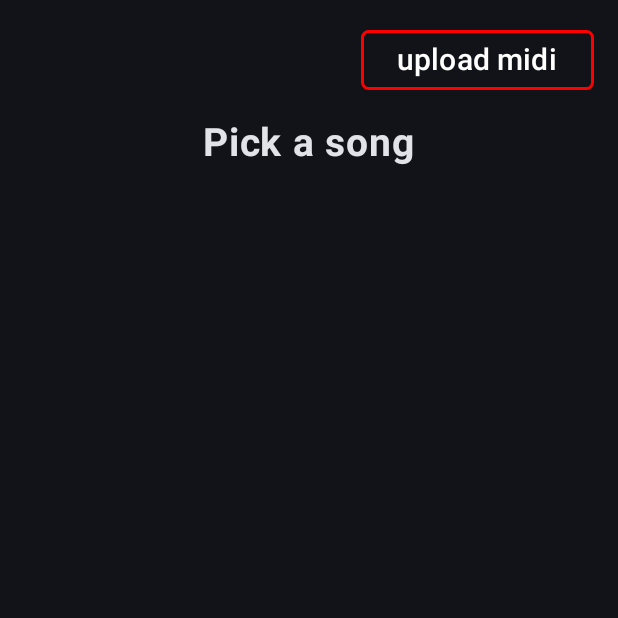
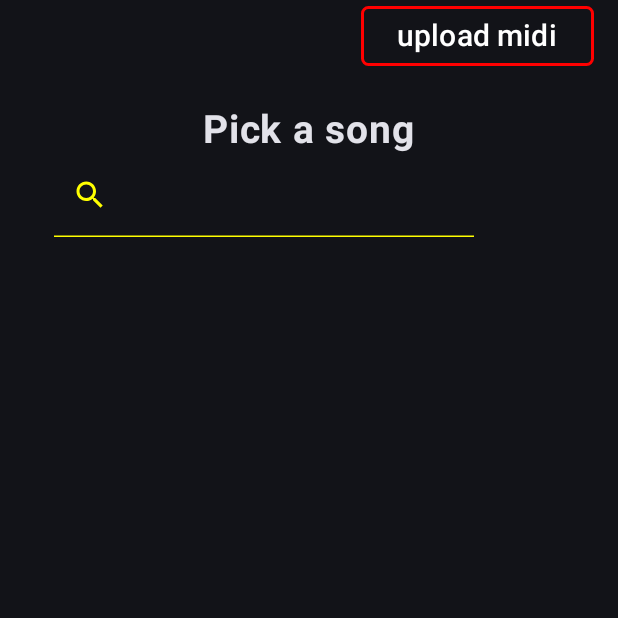
Before and after one commit to andrea749/piano-companion, an Android app built with Jetpack Compose: the screen it shows after launch (MainActivity), on a phone screen of 412 x 824 dp, the top half of it. Run offline under Robolectric (Android 15) with nearby library versions, the light colour scheme and no system bars; our stand-ins replace Dagger/Hilt's generated code, Room's generated code.

Commit message:
add search field. searches while the input updates, not after.

```diff
--- a/app/src/main/java/com/andrea/pianocompanionroom/data/OfflineSongsRepository.kt
+++ b/app/src/main/java/com/andrea/pianocompanionroom/data/OfflineSongsRepository.kt
@@ -5,11 +5,11 @@ import javax.inject.Inject
 
 class OfflineSongsRepository @Inject constructor(private val songDao: SongDao) : SongsRepository {
     override fun getAllSongsStream(): Flow<List<Song>> = songDao.getAllSongs()
+    override fun getFilteredSongsStream(searchKey: String): Flow<List<Song>> = songDao.getFilteredSongs(searchKey)
 
     override fun getSongStream(id: Int): Flow<Song?> = songDao.getSong(id)
-    override fun getSongStream(key: String): Flow<Song?> {
-        TODO("Not yet implemented")
-    }
+
+    override fun getSongStream(key: String): Flow<Song?> = songDao.getSong(key)
 
     override suspend fun insertSong(song: Song) = songDao.insert(song)
 
--- a/app/src/main/java/com/andrea/pianocompanionroom/data/SongDao.kt
+++ b/app/src/main/java/com/andrea/pianocompanionroom/data/SongDao.kt
@@ -23,6 +23,12 @@ interface SongDao {
     @Query("SELECT * from Songs WHERE id = :id")
     fun getSong(id: Int): Flow<Song>
 
+    @Query("SELECT * from Songs WHERE name = :song")
+    fun getSong(song: String): Flow<Song>
+
+    @Query("SELECT * from Songs WHERE name LIKE :s OR artist LIKE :s ORDER BY name ASC")
+    fun getFilteredSongs(s: String): Flow<List<Song>>
+
     @Query("SELECT * from Songs ORDER BY name ASC")
     fun getAllSongs(): Flow<List<Song>>
 }
--- a/app/src/main/java/com/andrea/pianocompanionroom/data/SongsRepository.kt
+++ b/app/src/main/java/com/andrea/pianocompanionroom/data/SongsRepository.kt
@@ -10,6 +10,11 @@ interface SongsRepository {
      * Retrieve all the songs from the the given data source.
      */
     fun getAllSongsStream(): Flow<List<Song>>
+
+    /**
+     * Retrieve all the songs from the the given data source that match a search key.
+     */
+    fun getFilteredSongsStream(searchKey: String): Flow<List<Song>>
 
     /**
      * Retrieve a song from the given data source that matches with the [id].
--- a/app/src/main/java/com/andrea/pianocompanionroom/ui/theme/Theme.kt
+++ b/app/src/main/java/com/andrea/pianocompanionroom/ui/theme/Theme.kt
@@ -6,6 +6,8 @@ import androidx.compose.foundation.BorderStroke
 import androidx.compose.foundation.isSystemInDarkTheme
 import androidx.compose.material3.ButtonColors
 import androidx.compose.material3.MaterialTheme
+import androidx.compose.material3.SearchBarColors
+import androidx.compose.material3.TextFieldDefaults
 import androidx.compose.material3.darkColorScheme
 import androidx.compose.material3.dynamicDarkColorScheme
 import androidx.compose.material3.dynamicLightColorScheme
--- a/app/src/main/java/com/andrea/pianocompanionroom/view/MidiRoomScreen.kt
+++ b/app/src/main/java/com/andrea/pianocompanionroom/view/MidiRoomScreen.kt
@@ -14,19 +14,28 @@ import androidx.compose.foundation.lazy.LazyColumn
 import androidx.compose.foundation.lazy.items
 import androidx.compose.foundation.shape.CornerSize
 import androidx.compose.foundation.shape.RoundedCornerShape
+import androidx.compose.foundation.text.KeyboardOptions
+import androidx.compose.material.icons.Icons
+import androidx.compose.material.icons.filled.Search
 import androidx.compose.material3.Button
 import androidx.compose.material3.Card
 import androidx.compose.material3.CardDefaults
+import androidx.compose.material3.Icon
 import androidx.compose.material3.MaterialTheme
 import androidx.compose.material3.Scaffold
 import androidx.compose.material3.Text
+import androidx.compose.material3.TextField
+import androidx.compose.material3.TextFieldColors
+import androidx.compose.material3.TextFieldDefaults
 import androidx.compose.runtime.Composable
 import androidx.compose.runtime.collectAsState
 import androidx.compose.ui.Alignment
 import androidx.compose.ui.Modifier
+import androidx.compose.ui.graphics.Color
 import androidx.compose.ui.layout.ContentScale
 import androidx.compose.ui.res.painterResource
 import androidx.compose.ui.text.font.FontWeight
+import androidx.compose.ui.text.input.ImeAction
 import androidx.compose.ui.unit.dp
 import androidx.compose.ui.unit.sp
 import androidx.hilt.navigation.compose.hiltViewModel
@@ -35,6 +44,7 @@ import com.andrea.pianocompanionroom.data.Song
 import com.andrea.pianocompanionroom.ui.navigation.NavigationDestination
 import com.andrea.pianocompanionroom.ui.theme.ThemeColors
 import com.andrea.pianocompanionroom.viewmodel.MidiRoomViewModel
+import kotlinx.coroutines.flow.MutableStateFlow
 
 object MidiRoomDestination : NavigationDestination {
     override val route = "midi_room"
@@ -49,17 +59,19 @@ fun MidiRoomScreen(
     modifier: Modifier = Modifier,
     viewModel: MidiRoomViewModel = hiltViewModel(),
     ) {
-    Scaffold(modifier = modifier) {
+    Scaffold(modifier = modifier) { paddingValues ->
         Column(
             modifier = Modifier
-                .padding(it)
-                .padding(bottom = 20.dp),
+                .padding(paddingValues)
+                .padding(bottom = 20.dp)
+                .padding(horizontal = 16.dp),
+            verticalArrangement = Arrangement.spacedBy(7.dp)
         ) {
             Row(
                 horizontalArrangement = Arrangement.End,
                 modifier = Modifier
                     .fillMaxWidth()
-                    .padding(16.dp),
+                    .padding(bottom = 16.dp),
             ) {
                 Button(
                     shape = RoundedCornerShape(corner = CornerSize(5.dp)),
@@ -75,7 +87,12 @@ fun MidiRoomScreen(
                         )
                 }
             }
-            AllSongs(viewModel.uiState.collectAsState().value.songs, navigateToViewScreen)
+            AllSongs(
+                viewModel.uiState.collectAsState().value.songs,
+                navigateToViewScreen,
+                viewModel.searchUiState.value,
+                { viewModel.updateSearchUiState(it) }
+            )
         }
     }
 }
@@ -84,6 +101,8 @@ fun MidiRoomScreen(
 fun AllSongs(
     songData: List<Song>,
     navigateToViewScreen: (Int) -> Unit,
+    searchUiText: String,
+    onValueChange: (String) -> Unit,
     modifier: Modifier = Modifier,
 ) {
     Column(modifier = modifier) {
@@ -95,6 +114,28 @@ fun AllSongs(
                 text = "Pick a song",
                 fontWeight = FontWeight.Bold,
                 fontSize = 26.sp
+            )
+        }
+        Row(horizontalArrangement = Arrangement.Start,
+            modifier = Modifier
+                .padding(start = 20.dp)
+        ) {
+            TextField(
+                value = searchUiText,
+                onValueChange = { onValueChange(it) },
+                leadingIcon = { Icon(Icons.Default.Search, contentDescription = null) },
+                singleLine = true,
+                keyboardOptions = KeyboardOptions(imeAction = ImeAction.Done),
+                colors = TextFieldDefaults.colors(
+                    focusedLeadingIconColor = Color.Yellow,
+                    unfocusedLeadingIconColor = Color.Yellow,
+                    focusedContainerColor = Color.Transparent,
+                    unfocusedContainerColor = Color.Transparent,
+                    disabledContainerColor = Color.Transparent,
+                    disabledIndicatorColor = Color.Yellow,
+                    focusedIndicatorColor = Color.Yellow,
+                    unfocusedIndicatorColor = Color.Yellow,
+                    )
             )
         }
         LazyColumn(
--- a/app/src/main/java/com/andrea/pianocompanionroom/viewmodel/MidiRoomViewModel.kt
+++ b/app/src/main/java/com/andrea/pianocompanionroom/viewmodel/MidiRoomViewModel.kt
@@ -1,5 +1,6 @@
 package com.andrea.pianocompanionroom.viewmodel
 
+import androidx.compose.runtime.mutableStateOf
 import androidx.lifecycle.ViewModel
 import androidx.lifecycle.viewModelScope
 import com.andrea.pianocompanionroom.data.Song
@@ -16,6 +17,7 @@ class MidiRoomViewModel @Inject constructor(
     ): ViewModel() {
 
     val uiState = MutableStateFlow(MidiRoomUiState.Success(emptyList()))
+    val searchUiState = mutableStateOf("")
 
     init {
         viewModelScope.launch {
@@ -25,13 +27,26 @@ class MidiRoomViewModel @Inject constructor(
         }
     }
 
+    fun updateSearchUiState(searchKey: String) {
+        searchUiState.value = searchKey
+        viewModelScope.launch {
+            getAllSongs().collect { songList ->
+                uiState.value = MidiRoomUiState.Success(songList)
+            }
+        }
+    }
+
     private fun getAllSongs(): Flow<List<Song>> {
+        if (searchUiState.value.isNotBlank()) {
+            val withWildcardSuffix = "${searchUiState.value}%"
+            return songsRepository.getFilteredSongsStream(withWildcardSuffix)
+        }
         return songsRepository.getAllSongsStream()
     }
 }
 
 
-// MidiRoomScreen UI states
+// MidiRoomScreen db request UI states
 sealed class MidiRoomUiState {
     data class Success(val songs: List<Song>): MidiRoomUiState()
     data class Error(val exception: Throwable): MidiRoomUiState()
```
